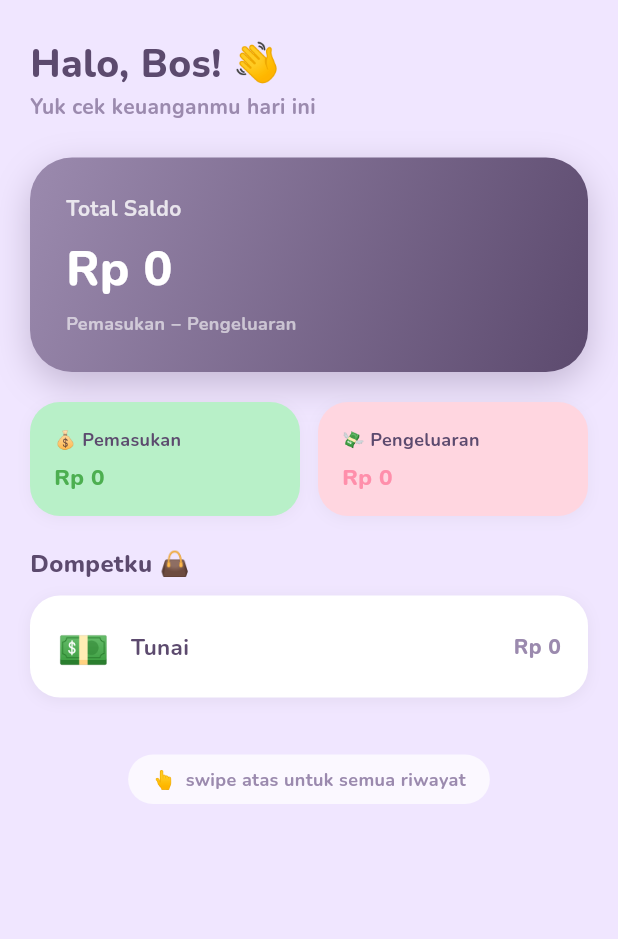
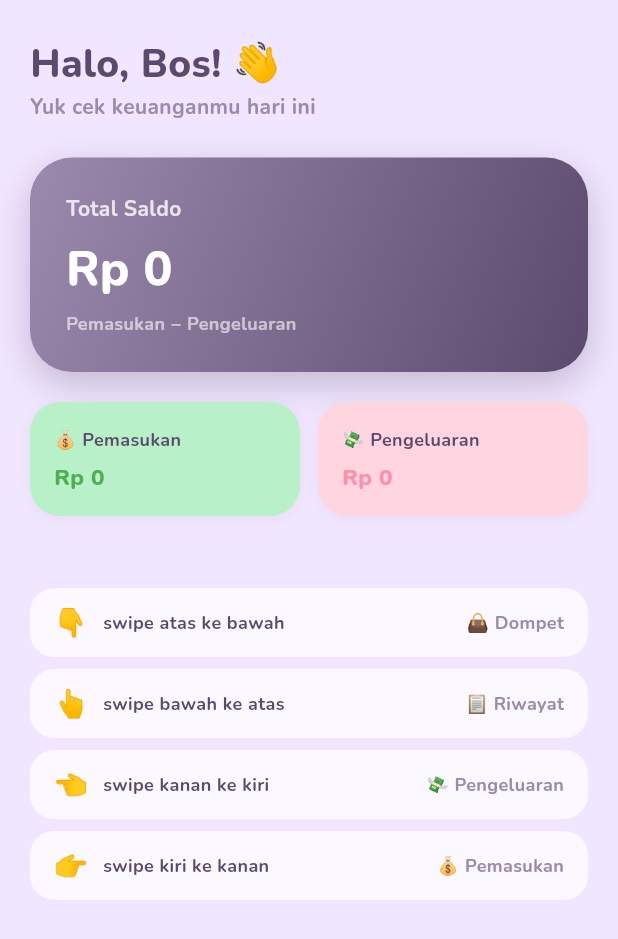
Before and after one commit to ticketgoid/duit-bos, a Flutter app: the screen it shows after launch, on a phone screen of 412 x 824 dp. Shown: the top 939 px of the screen. Run offline on Flutter 3.47's test engine with Material 3 defaults, Android fonts, the phone set to English and light mode, and no system bars; our stand-ins replace flutter_riverpod, google_fonts, sqflite; accounts and stored records are empty.

Commit message:
fix errors

```diff
--- a/lib/screens/home_screen.dart
+++ b/lib/screens/home_screen.dart
@@ -5,47 +5,79 @@ import 'package:intl/intl.dart';
 import '../providers/transaction_provider.dart';
 import '../providers/wallet_provider.dart';
 import 'history_screen.dart';
+import 'expense_screen.dart';
+import 'income_screen.dart';
+import 'wallet_screen.dart';
 
-class HomeScreen extends ConsumerWidget {
+class HomeScreen extends StatelessWidget {
   const HomeScreen({super.key});
 
   @override
-  Widget build(BuildContext context, WidgetRef ref) {
-    return Scaffold(
-      backgroundColor: const Color(0xFFF0E6FF),
-      body: SafeArea(
-        child: PageView(
+  Widget build(BuildContext context) {
+    return PageView(
       scrollDirection: Axis.vertical,
+      controller: PageController(initialPage: 1),
       physics: const BouncingScrollPhysics(),
       children: [
-            _DashboardPage(),
+        // index 0 — swipe dari atas ke bawah = Dompet
+        const WalletScreen(),
+
+        // index 1 — default = Horizontal (Dashboard | Expense | Income)
+        _HorizontalRoot(),
+
+        // index 2 — swipe dari bawah ke atas = Riwayat Semua
         const HistoryScreen(type: HistoryType.all),
       ],
-        ),
-      ),
+    );
+  }
+}
+
+class _HorizontalRoot extends StatelessWidget {
+  @override
+  Widget build(BuildContext context) {
+    return PageView(
+      scrollDirection: Axis.horizontal,
+      controller: PageController(initialPage: 1),
+      physics: const BouncingScrollPhysics(),
+      children: [
+        // index 0 — swipe kiri dari dashboard = Pengeluaran
+        // ExpenseScreen punya vertikal sendiri (swipe bawah = riwayat expense)
+        const ExpenseScreen(),
+
+        // index 1 — default = Dashboard
+        const _DashboardPage(),
+
+        // index 2 — swipe kanan dari dashboard = Pemasukan
+        // IncomeScreen punya vertikal sendiri (swipe bawah = riwayat income)
+        const IncomeScreen(),
+      ],
     );
   }
 }
 
 class _DashboardPage extends ConsumerWidget {
-  final currencyFormat = NumberFormat.currency(
+  const _DashboardPage();
+
+  @override
+  Widget build(BuildContext context, WidgetRef ref) {
+    final totalIncomeAsync = ref.watch(totalIncomeProvider);
+    final totalExpenseAsync = ref.watch(totalExpenseProvider);
+
+    final fmt = NumberFormat.currency(
       locale: 'id_ID',
       symbol: 'Rp ',
       decimalDigits: 0,
     );
 
-  @override
-  Widget build(BuildContext context, WidgetRef ref) {
-    final totalIncomeAsync = ref.watch(totalIncomeProvider);
-    final totalExpenseAsync = ref.watch(totalExpenseProvider);
-    final walletsAsync = ref.watch(allWalletsProvider);
-
-    return SingleChildScrollView(
+    return Scaffold(
+      backgroundColor: const Color(0xFFF0E6FF),
+      body: SafeArea(
+        child: SingleChildScrollView(
           padding: const EdgeInsets.fromLTRB(20, 24, 20, 32),
           child: Column(
             crossAxisAlignment: CrossAxisAlignment.start,
             children: [
-          // ── Greeting ──────────────────────────────
+              // ── Greeting ────────────────────────────
               Text('Halo, Bos! 👋',
                   style: GoogleFonts.nunito(
                     fontSize: 26,
@@ -60,12 +92,12 @@ class _DashboardPage extends ConsumerWidget {
 
               const SizedBox(height: 24),
 
-          // ── Balance Card ───────────────────────────
-          _buildBalanceCard(totalIncomeAsync, totalExpenseAsync),
+              // ── Balance Card ─────────────────────────
+              _buildBalanceCard(totalIncomeAsync, totalExpenseAsync, fmt),
 
               const SizedBox(height: 20),
 
-          // ── Ringkasan Pemasukan & Pengeluaran ──────
+              // ── Ringkasan ────────────────────────────
               Row(children: [
                 Expanded(
                     child: _buildSummaryCard(
@@ -73,6 +105,7 @@ class _DashboardPage extends ConsumerWidget {
                       totalIncomeAsync,
                       const Color(0xFF4CAF50),
                       const Color(0xFFB8F0C8),
+                      fmt,
                     )),
                 const SizedBox(width: 12),
                 Expanded(
@@ -81,56 +114,66 @@ class _DashboardPage extends ConsumerWidget {
                       totalExpenseAsync,
                       const Color(0xFFFF8FAB),
                       const Color(0xFFFFD6E0),
+                      fmt,
                     )),
               ]),
 
-          const SizedBox(height: 20),
+              const SizedBox(height: 48),
 
-          // ── Daftar Wallet ──────────────────────────
-          Text('Dompetku 👜',
-              style: GoogleFonts.nunito(
-                fontSize: 16,
-                fontWeight: FontWeight.w800,
-                color: const Color(0xFF5C4A6E),
-              )),
-          const SizedBox(height: 10),
-          walletsAsync.when(
-            data: (wallets) => Column(
-              children: wallets
-                  .map((w) => _buildWalletCard(w.emoji, w.name, w.balance))
-                  .toList(),
-            ),
-            loading: () => const Center(child: CircularProgressIndicator()),
-            error: (e, _) => const SizedBox(),
-          ),
-
-          const SizedBox(height: 28),
-
-          // ── Hint swipe ─────────────────────────────
-          Center(
-            child: Container(
-              padding:
-              const EdgeInsets.symmetric(horizontal: 16, vertical: 8),
-              decoration: BoxDecoration(
-                color: Colors.white.withOpacity(0.7),
-                borderRadius: BorderRadius.circular(20),
-              ),
-              child: Text(
-                '👆  swipe atas untuk semua riwayat',
-                style: GoogleFonts.nunito(
-                  fontSize: 12,
-                  fontWeight: FontWeight.w600,
-                  color: const Color(0xFF9B8AAE),
+              // ── Hint navigasi ────────────────────────
+              _buildHints(),
+            ],
           ),
         ),
-            ),
-          ),
-        ],
       ),
     );
   }
 
-  Widget _buildBalanceCard(totalIncomeAsync, totalExpenseAsync) {
+  Widget _buildHints() {
+    final hints = [
+      ('👇', 'swipe atas ke bawah', '👜 Dompet'),
+      ('👆', 'swipe bawah ke atas', '📋 Riwayat'),
+      ('👈', 'swipe kanan ke kiri', '💸 Pengeluaran'),
+      ('👉', 'swipe kiri ke kanan', '💰 Pemasukan'),
+    ];
+    return Column(
+      children: hints.map((h) {
+        return Container(
+          margin: const EdgeInsets.only(bottom: 8),
+          padding: const EdgeInsets.symmetric(horizontal: 16, vertical: 10),
+          decoration: BoxDecoration(
+            color: Colors.white.withOpacity(0.7),
+            borderRadius: BorderRadius.circular(16),
+          ),
+          child: Row(
+            children: [
+              Text(h.$1, style: const TextStyle(fontSize: 18)),
+              const SizedBox(width: 10),
+              Expanded(
+                child: Text(h.$2,
+                    style: GoogleFonts.nunito(
+                      fontSize: 12,
+                      fontWeight: FontWeight.w700,
+                      color: const Color(0xFF5C4A6E),
+                    )),
+              ),
+              Text(h.$3,
+                  style: GoogleFonts.nunito(
+                    fontSize: 12,
+                    color: const Color(0xFF9B8AAE),
+                  )),
+            ],
+          ),
+        );
+      }).toList(),
+    );
+  }
+
+  Widget _buildBalanceCard(
+      AsyncValue<double> totalIncomeAsync,
+      AsyncValue<double> totalExpenseAsync,
+      NumberFormat fmt,
+      ) {
     return Container(
       width: double.infinity,
       padding: const EdgeInsets.all(24),
@@ -160,22 +203,16 @@ class _DashboardPage extends ConsumerWidget {
           const SizedBox(height: 8),
           totalIncomeAsync.when(
             data: (income) => totalExpenseAsync.when(
-              data: (expense) {
-                final balance = income - expense;
-                return Text(
-                  NumberFormat.currency(
-                    locale: 'id_ID',
-                    symbol: 'Rp ',
-                    decimalDigits: 0,
-                  ).format(balance),
+              data: (expense) => Text(
+                fmt.format(income - expense),
                 style: GoogleFonts.nunito(
                   fontSize: 32,
                   fontWeight: FontWeight.w800,
                   color: Colors.white,
                 ),
-                );
-              },
-              loading: () => const CircularProgressIndicator(color: Colors.white),
+              ),
+              loading: () =>
+              const CircularProgressIndicator(color: Colors.white),
               error: (e, _) => const SizedBox(),
             ),
             loading: () =>
@@ -194,7 +231,12 @@ class _DashboardPage extends ConsumerWidget {
   }
 
   Widget _buildSummaryCard(
-      String label, AsyncValue<double> asyncVal, Color textColor, Color bgColor) {
+      String label,
+      AsyncValue<double> asyncVal,
+      Color textColor,
+      Color bgColor,
+      NumberFormat fmt,
+      ) {
     return Container(
       padding: const EdgeInsets.all(16),
       decoration: BoxDecoration(
@@ -220,11 +262,7 @@ class _DashboardPage extends ConsumerWidget {
           const SizedBox(height: 6),
           asyncVal.when(
             data: (val) => Text(
-              NumberFormat.currency(
-                locale: 'id_ID',
-                symbol: 'Rp ',
-                decimalDigits: 0,
-              ).format(val),
+              fmt.format(val),
               style: GoogleFonts.nunito(
                 fontSize: 15,
                 fontWeight: FontWeight.w800,
@@ -241,48 +279,4 @@ class _DashboardPage extends ConsumerWidget {
       ),
     );
   }
-
-  Widget _buildWalletCard(String emoji, String name, double balance) {
-    return Container(
-      margin: const EdgeInsets.only(bottom: 10),
-      padding: const EdgeInsets.symmetric(horizontal: 18, vertical: 14),
-      decoration: BoxDecoration(
-        color: Colors.white,
-        borderRadius: BorderRadius.circular(20),
-        boxShadow: [
-          BoxShadow(
-            color: Colors.black.withOpacity(0.05),
-            blurRadius: 8,
-            offset: const Offset(0, 2),
-          ),
-        ],
-      ),
-      child: Row(
-        children: [
-          Text(emoji, style: const TextStyle(fontSize: 28)),
-          const SizedBox(width: 14),
-          Expanded(
-            child: Text(name,
-                style: GoogleFonts.nunito(
-                  fontSize: 15,
-                  fontWeight: FontWeight.w700,
-                  color: const Color(0xFF5C4A6E),
-                )),
-          ),
-          Text(
-            NumberFormat.currency(
-              locale: 'id_ID',
-              symbol: 'Rp ',
-              decimalDigits: 0,
-            ).format(balance),
-            style: GoogleFonts.nunito(
-              fontSize: 14,
-              fontWeight: FontWeight.w800,
-              color: const Color(0xFF9B8AAE),
-            ),
-          ),
-        ],
-      ),
-    );
 }
-}
--- a/lib/screens/wallet_screen.dart
+++ b/lib/screens/wallet_screen.dart
@@ -1,14 +1,93 @@
 import 'package:flutter/material.dart';
+import 'package:flutter_riverpod/flutter_riverpod.dart';
+import 'package:google_fonts/google_fonts.dart';
+import 'package:intl/intl.dart';
+import '../providers/wallet_provider.dart';
 
-class WalletScreen extends StatelessWidget {
+class WalletScreen extends ConsumerWidget {
   const WalletScreen({super.key});
 
   @override
-  Widget build(BuildContext context) {
-    return const Scaffold(
-      backgroundColor: Color(0xFFE8D5F5),
-      body: Center(
-        child: Text('👛 Dompet', style: TextStyle(fontSize: 28, fontWeight: FontWeight.bold)),
+  Widget build(BuildContext context, WidgetRef ref) {
+    final walletsAsync = ref.watch(allWalletsProvider);
+    final fmt = NumberFormat.currency(
+      locale: 'id_ID',
+      symbol: 'Rp ',
+      decimalDigits: 0,
+    );
+
+    return Scaffold(
+      backgroundColor: const Color(0xFFE8D5F5),
+      body: SafeArea(
+        child: Column(
+          crossAxisAlignment: CrossAxisAlignment.start,
+          children: [
+            Padding(
+              padding: const EdgeInsets.fromLTRB(20, 24, 20, 16),
+              child: Row(children: [
+                const Text('👜', style: TextStyle(fontSize: 28)),
+                const SizedBox(width: 8),
+                Text('Dompetku',
+                    style: GoogleFonts.nunito(
+                      fontSize: 22,
+                      fontWeight: FontWeight.w800,
+                      color: const Color(0xFF5C4A6E),
+                    )),
+              ]),
+            ),
+            Expanded(
+              child: walletsAsync.when(
+                data: (wallets) => ListView.builder(
+                  padding: const EdgeInsets.fromLTRB(20, 0, 20, 20),
+                  itemCount: wallets.length,
+                  itemBuilder: (context, index) {
+                    final w = wallets[index];
+                    return Container(
+                      margin: const EdgeInsets.only(bottom: 10),
+                      padding: const EdgeInsets.symmetric(
+                          horizontal: 18, vertical: 14),
+                      decoration: BoxDecoration(
+                        color: Colors.white,
+                        borderRadius: BorderRadius.circular(20),
+                        boxShadow: [
+                          BoxShadow(
+                            color: Colors.black.withOpacity(0.05),
+                            blurRadius: 8,
+                            offset: const Offset(0, 2),
+                          ),
+                        ],
+                      ),
+                      child: Row(children: [
+                        Text(w.emoji,
+                            style: const TextStyle(fontSize: 28)),
+                        const SizedBox(width: 14),
+                        Expanded(
+                          child: Text(w.name,
+                              style: GoogleFonts.nunito(
+                                fontSize: 15,
+                                fontWeight: FontWeight.w700,
+                                color: const Color(0xFF5C4A6E),
+                              )),
+                        ),
+                        Text(
+                          fmt.format(w.balance),
+                          style: GoogleFonts.nunito(
+                            fontSize: 14,
+                            fontWeight: FontWeight.w800,
+                            color: const Color(0xFF9B8AAE),
+                          ),
+                        ),
+                      ]),
+                    );
+                  },
+                ),
+                loading: () =>
+                const Center(child: CircularProgressIndicator()),
+                error: (e, _) => const SizedBox(),
+              ),
+            ),
+          ],
+        ),
       ),
     );
   }
```
Lines whose indentation alone changed are shown as unchanged.
